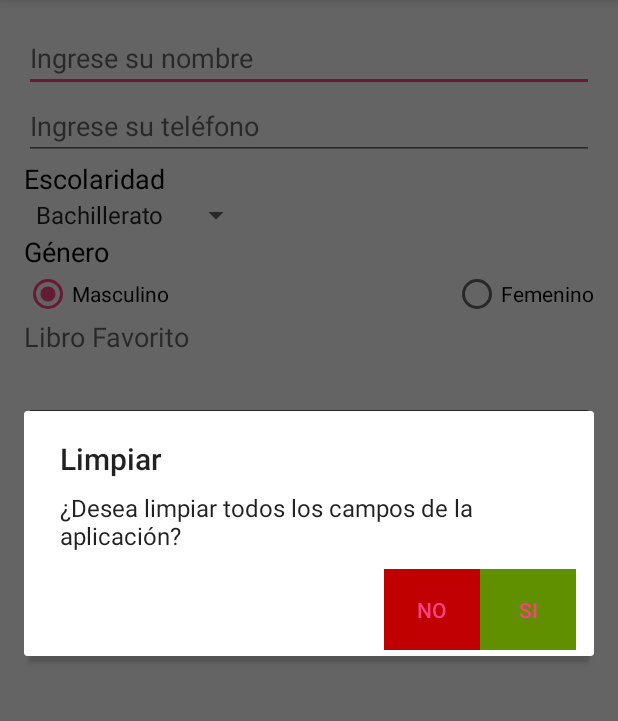
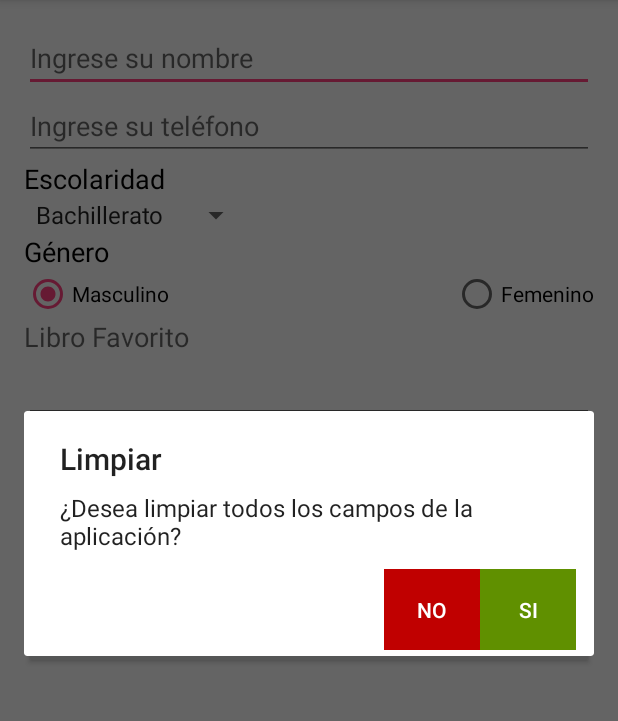
Before and after one commit to Kalabaza/GuiTest, an Android app: the screen it shows after launch (MainActivity), after a tap on "Limpiar", on a phone screen of 412 x 824 dp, the part 84-805 px from its top. Run offline under Robolectric (Android 15) with nearby library versions, the phone set to English and light mode, and no system bars.

Commit message:
Small fixes and added some missing comments.

```diff
--- a/app/src/main/java/mx/iteso/msc/rodriguez/roberto/guitest/MainActivity.java
+++ b/app/src/main/java/mx/iteso/msc/rodriguez/roberto/guitest/MainActivity.java
@@ -4,7 +4,6 @@ import android.app.AlertDialog;
 import android.content.DialogInterface;
 import android.graphics.Color;
 import android.os.Bundle;
-import android.provider.MediaStore;
 import android.support.v7.app.AppCompatActivity;
 import android.support.v7.widget.Toolbar;
 import android.view.Gravity;
@@ -17,7 +16,6 @@ import android.widget.CheckedTextView;
 import android.widget.EditText;
 import android.widget.RadioButton;
 import android.widget.Spinner;
-import android.widget.TextView;
 import android.widget.Toast;
 
 public class MainActivity extends AppCompatActivity {
@@ -37,7 +35,7 @@ public class MainActivity extends AppCompatActivity {
                                                                  getResources().getStringArray(R.array.schoolingLevels));
         ((Spinner)findViewById(R.id.spinnerSchooling)).setAdapter(spinnerAdapter);
 
-        // The auto complete textview needs also the input data, an adapter is needed and also acces to the
+        // The auto complete textview needs also the input data, an adapter is needed and also access to the
         // resources to get the array
         ArrayAdapter<String> autoCompleteAdapter = new ArrayAdapter<>(this, android.R.layout.select_dialog_item,
                                                                       getResources().getStringArray(R.array.books));
@@ -81,7 +79,7 @@ public class MainActivity extends AppCompatActivity {
         text.append(getResources().getString(R.string.schooling)).append(": ").append(((Spinner) findViewById(R.id.spinnerSchooling)).getSelectedItem()).append("\n");
         text.append(getResources().getString(R.string.gender)).append(": ").append(getResources().getString(((RadioButton) findViewById(R.id.radioMale)).isChecked() ? R.string.male : R.string.female)).append("\n");
         text.append(getResources().getString(R.string.book)).append(": ").append(((AutoCompleteTextView) findViewById(R.id.autoTextBooks)).getEditableText()).append("\n");
-        text.append(getResources().getString(R.string.sport)).append(": ").append(((CheckedTextView) findViewById(R.id.checkedTextView)).isChecked() ? "Si" : "No").append("\n");
+        text.append(getResources().getString(R.string.sport)).append(": ").append(((CheckedTextView) findViewById(R.id.checkedTextView)).isChecked() ? R.string.yes : R.string.no).append("\n");
         // Put the string buffer int the toast message and display it
         Toast toast = Toast.makeText(getApplicationContext(), text, Toast.LENGTH_LONG);
         toast.setGravity(Gravity.TOP|Gravity.CENTER, 0, 0);
@@ -93,12 +91,15 @@ public class MainActivity extends AppCompatActivity {
     public void cleanGUI(View view) {
         // The dialog requires a context, send the activity context
         final AlertDialog dialog = new AlertDialog.Builder(MainActivity.this)
+                                       // Add a title to the dialog
                                        .setTitle(getResources().getString(R.string.clean))
+                                       // Add the message to the dialog
                                        .setMessage(getResources().getString(R.string.cleanDialog))
                                        // Set the listener for the positive button
                                        .setPositiveButton(getResources().getString(R.string.yes), new DialogInterface.OnClickListener() {
                                            @Override
                                            public void onClick(DialogInterface dialog, int which) {
+                                               // If a user presses the yes button clear the GUI elements
                                                clean();
                                            }
                                        })
@@ -106,20 +107,29 @@ public class MainActivity extends AppCompatActivity {
                                        .setNegativeButton(getResources().getString(R.string.no), new DialogInterface.OnClickListener() {
                                            @Override
                                            public void onClick(DialogInterface dialog, int which) {
+                                               // In case no is pressed don't do anything
                                            }
                                        })
+                                       // Create a dialog with the previous characteristics
                                        .create();
+        // Add a listener to change the color of the buttons in the dialog
         dialog.setOnShowListener(new DialogInterface.OnShowListener() {
             @Override
             public void onShow(DialogInterface dialogInterface) {
+                // Change the positive button to green color with white text
                 dialog.getButton(DialogInterface.BUTTON_POSITIVE).setBackgroundColor(0xFF609000);
+                dialog.getButton(DialogInterface.BUTTON_POSITIVE).setTextColor(Color.WHITE);
+                // Change the negative button to red color with white text
                 dialog.getButton(DialogInterface.BUTTON_NEGATIVE).setBackgroundColor(0xFFC00000);
+                dialog.getButton(DialogInterface.BUTTON_NEGATIVE).setTextColor(Color.WHITE);
             }
         });
+        // Show the dialog on the screen
         dialog.show();
     }
 
-    public void clean() {
+    private void clean() {
+        // Clear all the elements of the GUI with default or empty values
         ((EditText)findViewById(R.id.textName)).getText().clear();
         ((EditText)findViewById(R.id.textPhone)).getText().clear();
         ((Spinner)findViewById(R.id.spinnerSchooling)).setSelection(0);
--- a/app/src/main/res/menu/menu_main.xml
+++ b/app/src/main/res/menu/menu_main.xml
@@ -2,6 +2,7 @@
     xmlns:app="http://schemas.android.com/apk/res-auto"
     xmlns:tools="http://schemas.android.com/tools"
     tools:context="mx.iteso.msc.rodriguez.roberto.guitest.MainActivity">
+    <!-- Save Button -->
     <item
         android:id="@+id/action_save"
         android:orderInCategory="1"
```
